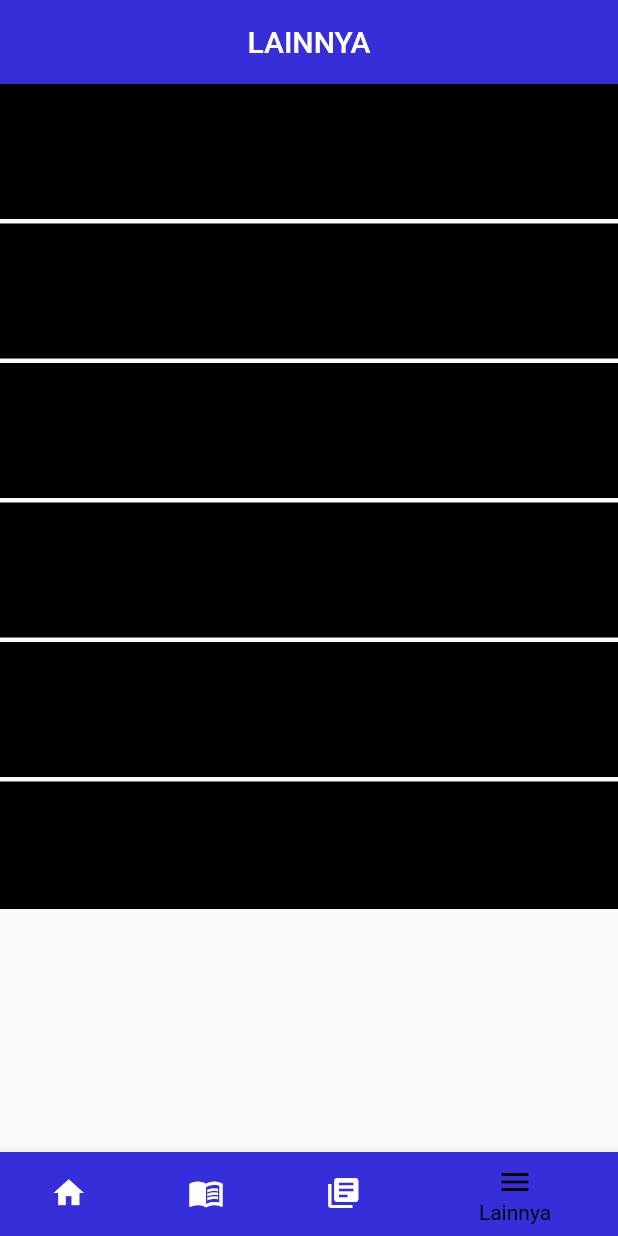
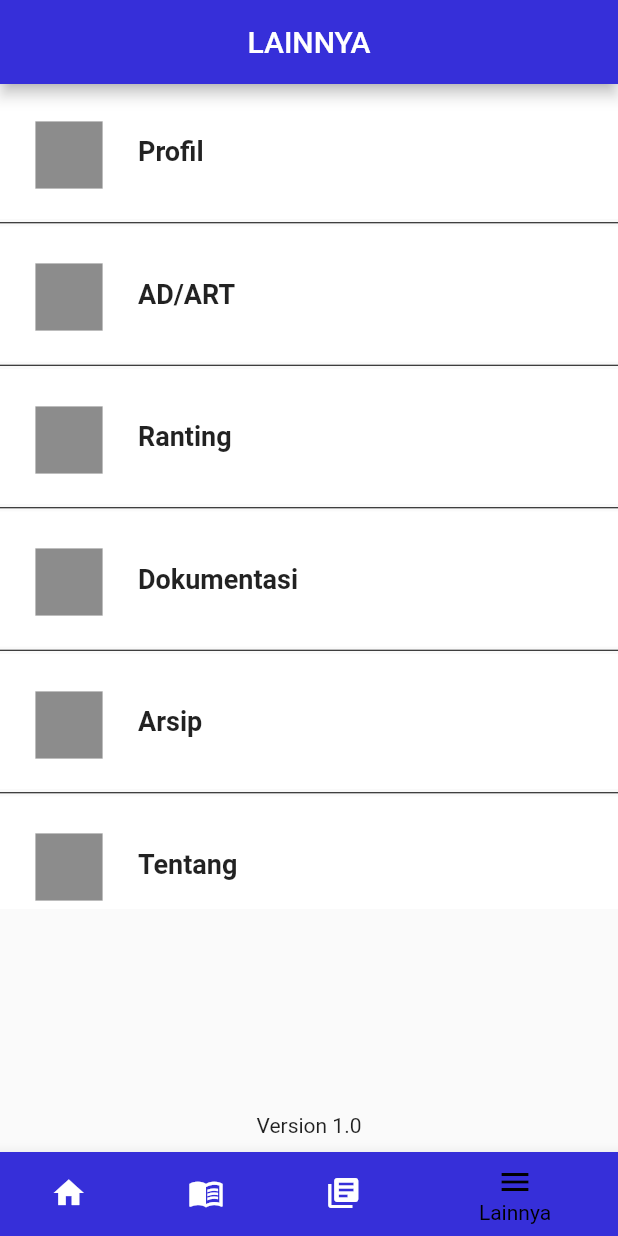
Before and after one commit to reonm4tcha/kps_nusantara_app, a Flutter app: the screen it shows after launch, item 4 of the bottom bar chosen, on a phone screen of 412 x 824 dp. Run offline on Flutter 3.47's test engine with Material 2 defaults, Android fonts, the phone set to English and light mode, and no system bars.

Commit message:
add lainnya7

```diff
--- a/lib/data/Lainnya_data.dart
+++ b/lib/data/Lainnya_data.dart
@@ -8,3 +8,5 @@ List<Lainnya_req> Lainnya_data = [
   Lainnya_req(name: 'Arsip'),
   Lainnya_req(name: 'Tentang')
 ];
+
+String version = 'Version 1.0';
--- a/lib/screen/Lainnya.dart
+++ b/lib/screen/Lainnya.dart
@@ -28,23 +28,45 @@ class _LainnyaState extends State<Lainnya> {
             ListView.builder(
               itemCount: Lainnya_data.length,
               itemBuilder: (context, index){
+                final data = Lainnya_data[index];
                 return Column(
                   children: [
                     Container(
                       width: double.infinity,
                       height: 90,
                       decoration: BoxDecoration(
-                          color: Colors.black,
+                          color: Colors.white,
                       ),
+                      child: Center(
+                        child: ListTile(
+                          leading: Icon(Icons.square, size: 60,),
+                          title: Text(
+                            data.name,
+                            style: TextStyle(
+                              fontSize: 18,
+                              fontWeight: FontWeight.w600
+                            ),
+                          ),
+                        ),
+                      )
                     ),
                     Divider(
-                      color: Colors.white,
-                      height: 3,
+                      color: Colors.black,
+                      height: 5,
                     )
                   ],
                 );},
             ),
           ),
+          Expanded(
+            child: Container(
+              alignment: Alignment.bottomCenter,
+              child: Padding(
+                padding: const EdgeInsets.only(bottom: 10),
+                child: Text(version),
+              ),
+            ),
+          )
         ],
       ),
     );
```
